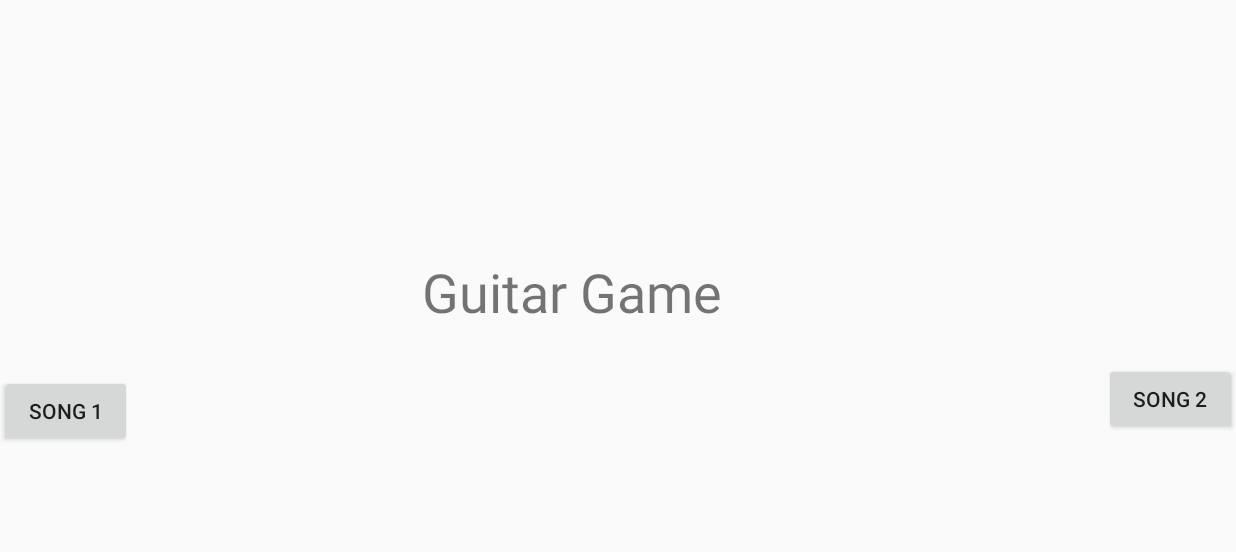
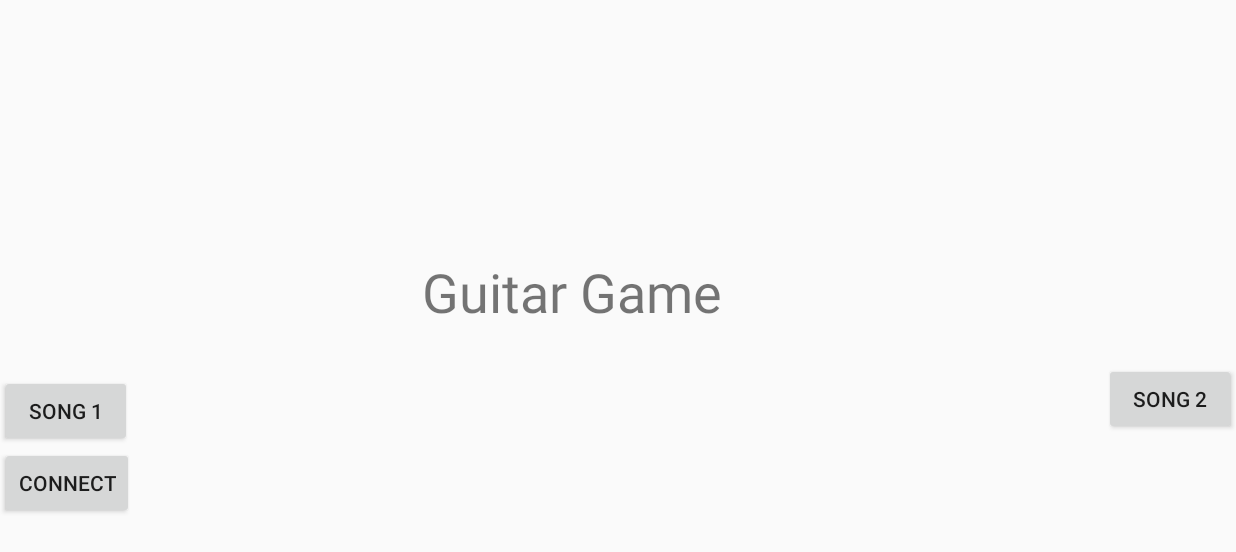
Before and after one commit to GregSinclair/Capstone-Guitar-App, an Android app: the screen it shows after launch (MainActivity), on a phone screen of 824 x 412 dp (held sideways). Shown: the top 552 px of the screen. Run offline under Robolectric (Android 15) with nearby library versions, the light colour scheme and no system bars.

Commit message:
Merge branches 'greg_dec_22' and 'master' of https://github.com/marcpaulroy/Group17Android into greg_dec_22
# Conflicts:
#	app/src/main/java/com/Group17/Fretboard.java

```diff
--- a/app/src/main/java/com/Group17/MainActivity.java
+++ b/app/src/main/java/com/Group17/MainActivity.java
@@ -1,6 +1,10 @@
 package com.Group17;
 
 import androidx.appcompat.app.AppCompatActivity;
+
+import android.bluetooth.BluetoothAdapter;
+import android.bluetooth.BluetoothDevice;
+
 
 import android.content.Intent;
 import android.content.SharedPreferences;
--- a/app/src/main/res/layout/title_screen.xml
+++ b/app/src/main/res/layout/title_screen.xml
@@ -39,4 +39,21 @@
         app:layout_constraintEnd_toEndOf="parent"
         app:layout_constraintStart_toStartOf="parent"
         app:layout_constraintTop_toTopOf="parent" />
+
+    <Button
+        android:id="@+id/b_connect"
+        android:layout_width="wrap_content"
+        android:layout_height="wrap_content"
+        android:text="Connect"
+        app:layout_constraintStart_toStartOf="parent"
+        app:layout_constraintTop_toBottomOf="@+id/button3" />
+
+    <ListView
+        android:id="@+id/list_view"
+        android:layout_width="match_parent"
+        android:layout_height="match_parent" />
+
+
+
+
 </androidx.constraintlayout.widget.ConstraintLayout>
```
Also changed, not shown: app/src/main/java/com/Group17/BluetoothController.java (added, +19 -0 lines).
